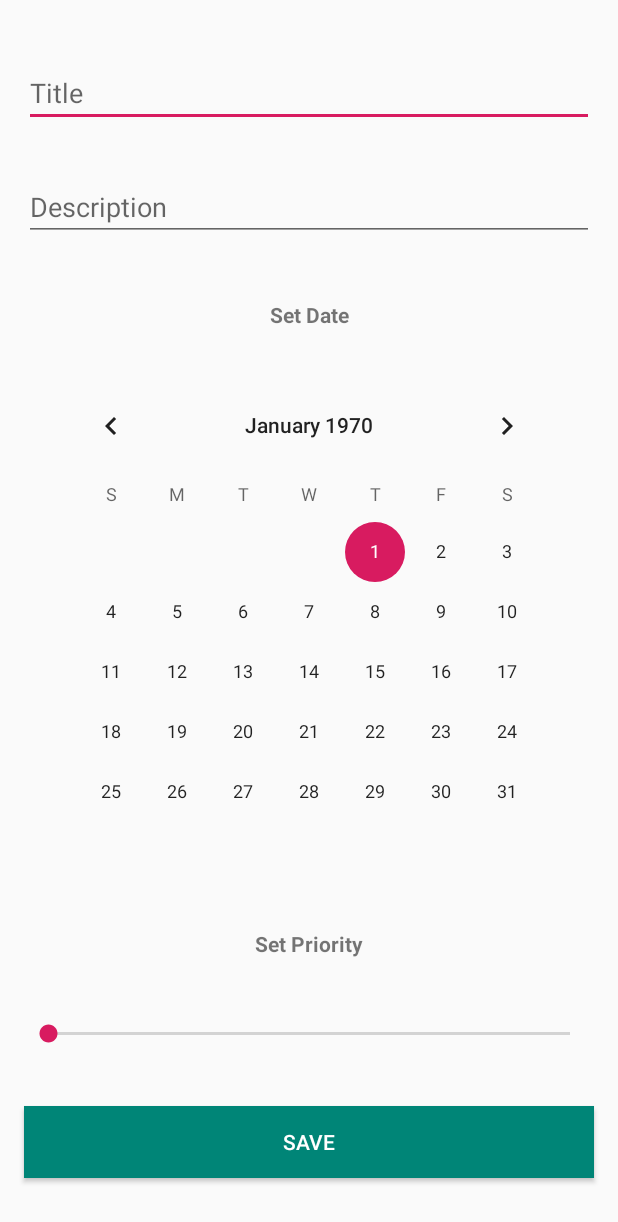
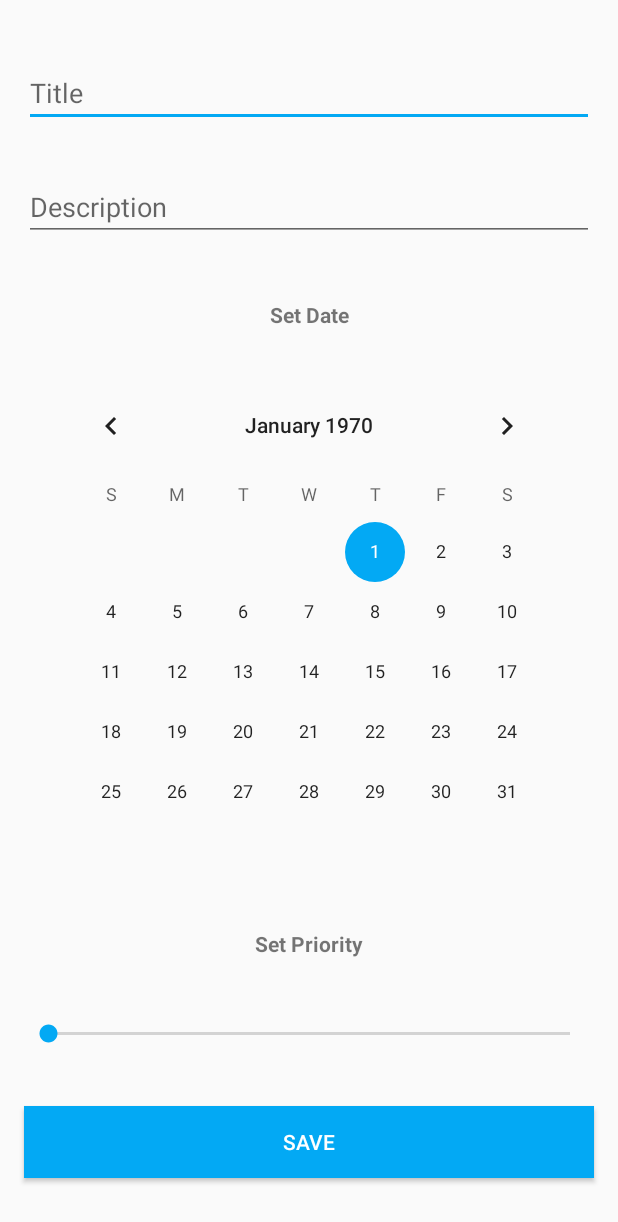
Before and after one commit to berkayersever/mobile-computing, an Android app: the DetailsActivity screen opened directly, with no data from a screen before it, on a phone screen of 412 x 824 dp. Shown: the top 1222 px of the screen. Run offline under Robolectric (Android 15) with nearby library versions, the phone set to English and light mode, and no system bars.

Commit message:
Minor changes.

```diff
--- a/view-model/app/src/main/AndroidManifest.xml
+++ b/view-model/app/src/main/AndroidManifest.xml
@@ -13,7 +13,6 @@
         <activity android:name=".RemindersActivity">
             <intent-filter>
                 <action android:name="android.intent.action.MAIN" />
-
                 <category android:name="android.intent.category.LAUNCHER" />
             </intent-filter>
         </activity>
--- a/view-model/app/src/main/java/com/example/viewmodel/DetailsActivity.java
+++ b/view-model/app/src/main/java/com/example/viewmodel/DetailsActivity.java
@@ -17,13 +17,13 @@ import java.util.GregorianCalendar;
 import static android.content.Intent.FLAG_ACTIVITY_SINGLE_TOP;
 
 public class DetailsActivity extends AppCompatActivity {
+
     private int index;
     private Button saveButton;
     private CalendarView calendarView;
     private DetailsViewModel viewModel;
     private EditText titleEdit, descriptionEdit;
     private SeekBar priorityBar;
-
 
     @Override
     protected void onCreate(Bundle savedInstanceState) {
@@ -86,7 +86,6 @@ public class DetailsActivity extends AppCompatActivity {
             public void onStopTrackingTouch(SeekBar seekBar) {}
         });
 
-
         titleEdit.addTextChangedListener(new TextWatcher() {
             @Override
             public void beforeTextChanged(CharSequence s, int start, int count, int after) {}
--- a/view-model/app/src/main/java/com/example/viewmodel/ReminderViewModel.java
+++ b/view-model/app/src/main/java/com/example/viewmodel/ReminderViewModel.java
@@ -64,10 +64,10 @@ public class ReminderViewModel extends ViewModel {
         reminder.setStatus(! reminder.getStatus());
         liveReminderList.setValue(list);
     }
-    public void updateReminder(int index, String name, String note, int priority, Long time) {
+    public void updateReminder(int index, String title, String note, int priority, Long time) {
         List <Reminder> list = getReminderList();
         Reminder reminder = list.get(index);
-        reminder.setTitle(name);
+        reminder.setTitle(title);
         reminder.setNote(note);
         reminder.setTime(time);
         reminder.setPriority(priority);
--- a/view-model/app/src/main/res/layout-land/activity_details.xml
+++ b/view-model/app/src/main/res/layout-land/activity_details.xml
@@ -102,7 +102,7 @@
         android:layout_marginTop="8dp"
         android:layout_marginEnd="16dp"
         android:layout_marginBottom="16dp"
-        android:background="@color/colorPrimary"
+        android:background="@color/colorAccent"
         android:text="Save"
         android:textColor="@android:color/white"
         app:layout_constraintBottom_toBottomOf="parent"
--- a/view-model/app/src/main/res/layout/activity_details.xml
+++ b/view-model/app/src/main/res/layout/activity_details.xml
@@ -80,6 +80,8 @@
         android:layout_marginEnd="16dp"
         android:layout_marginBottom="8dp"
         android:max="4"
+        android:progressTint="@color/blue"
+        android:thumbTint="@color/blue"
         app:layout_constraintBottom_toTopOf="@+id/saveButton"
         app:layout_constraintEnd_toEndOf="parent"
         app:layout_constraintStart_toStartOf="parent"
@@ -88,14 +90,14 @@
     <Button
         android:id="@+id/saveButton"
         style="@style/Widget.AppCompat.Button"
-        android:background="@color/colorPrimary"
+        android:background="@color/colorAccent"
         android:textColor="@android:color/white"
         android:layout_width="0dp"
         android:layout_height="wrap_content"
         android:layout_marginStart="16dp"
         android:layout_marginEnd="16dp"
         android:layout_marginBottom="8dp"
-        android:text="Save"
+        android:text="@string/save"
         app:layout_constraintBottom_toBottomOf="parent"
         app:layout_constraintEnd_toEndOf="parent"
         app:layout_constraintStart_toStartOf="parent"
--- a/view-model/app/src/main/res/values/colors.xml
+++ b/view-model/app/src/main/res/values/colors.xml
@@ -2,7 +2,8 @@
 <resources>
     <color name="colorPrimary">#008577</color>
     <color name="colorPrimaryDark">#00574B</color>
-    <color name="colorAccent">#D81B60</color>
+    <color name="colorAccent">#03A9F4</color>
+    <!--<color name="colorAccent">#D81B60</color>-->
     <color name="black">#000000</color>
     <color name="blue">#03A9F4</color>
     <color name="white">#FFFFFF</color>
--- a/view-model/app/src/main/res/values/strings.xml
+++ b/view-model/app/src/main/res/values/strings.xml
@@ -1,8 +1,9 @@
 <resources>
     <string name="app_name">ViewModel</string>
+    <string name="date">Date</string>
     <string name="name">Name</string>
     <string name="note">Note</string>
-    <string name="date">Date</string>
+    <string name="save">Save</string>
     <string name="avatar">Avatar</string>
     <string name="cancel">Cancel</string>
 </resources>
```
